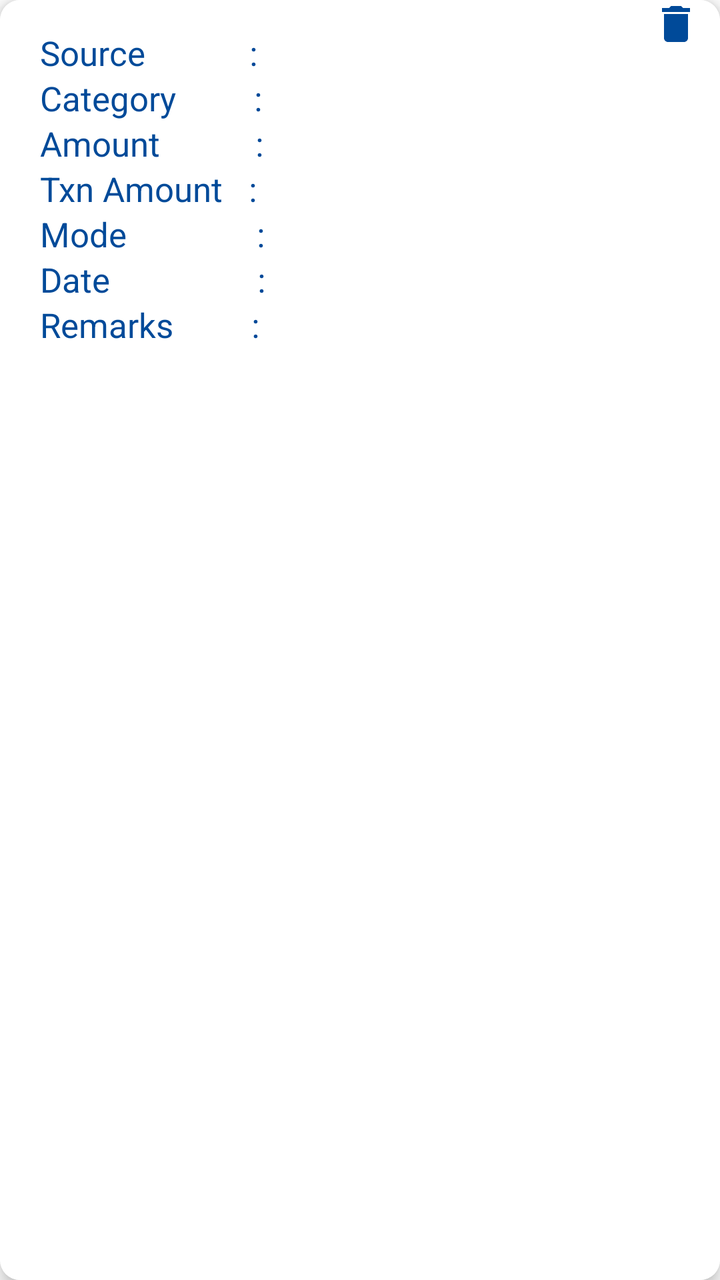
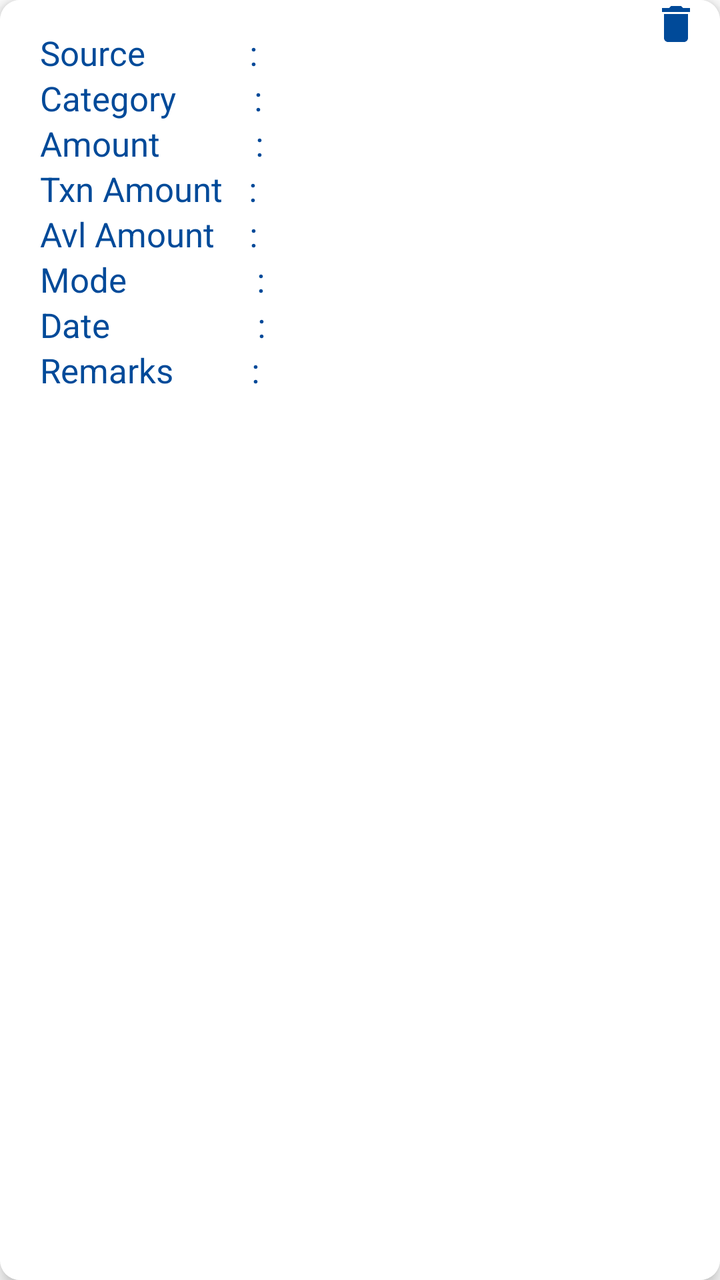

Compare the two renders of this Android layout. The source of the first and the diff that turns it into the second are given below.
<!-- AndroidManifest.xml: application theme AppTheme -->
<!-- res/layout/view_all_balance_details.xml -->
<?xml version="1.0" encoding="utf-8"?>
<androidx.cardview.widget.CardView xmlns:android="http://schemas.android.com/apk/res/android"
    xmlns:app="http://schemas.android.com/apk/res-auto"
    xmlns:tools="http://schemas.android.com/tools"
    android:id="@+id/cardView1"
    android:layout_width="match_parent"
    android:layout_height="wrap_content"
    android:layout_margin="10dp"
    app:cardBackgroundColor="@color/white"
    app:cardCornerRadius="10dp"
    app:cardElevation="5dp">

    <androidx.constraintlayout.widget.ConstraintLayout
        android:layout_width="match_parent"
        android:layout_height="match_parent"
        android:background="@color/white">

        <LinearLayout
            android:layout_width="match_parent"
            android:layout_height="match_parent"
            android:layout_marginStart="10dp"
            android:layout_marginTop="10dp"
            android:layout_marginEnd="40dp"
            android:layout_marginBottom="10dp"
            android:baselineAligned="false"
            android:orientation="vertical"
            app:layout_constraintBottom_toBottomOf="parent"
            app:layout_constraintEnd_toStartOf="@+id/allBalViewAdapterLayout"
            app:layout_constraintStart_toStartOf="parent"
            app:layout_constraintTop_toTopOf="parent">

            <LinearLayout
                android:layout_width="wrap_content"
                android:layout_height="wrap_content"
                android:layout_gravity="center_vertical"
                android:orientation="horizontal">

                <TextView
                    android:layout_width="wrap_content"
                    android:layout_height="wrap_content"
                    android:layout_marginStart="10dp"
                    android:layout_marginTop="5dp"
                    android:text="Source            :"
                    android:textColor="@color/background"
                    android:textSize="17sp"
                    tools:ignore="HardcodedText" />

                <TextView
                    android:id="@+id/allallBalViewSource"
                    android:layout_width="wrap_content"
                    android:layout_height="wrap_content"
                    android:layout_marginStart="10dp"
                    android:layout_marginTop="5dp"
                    android:textColor="@color/background"
                    android:textSize="17sp"
                    android:textStyle="italic|bold" />
            </LinearLayout>
            
            <LinearLayout
                android:layout_width="wrap_content"
                android:layout_height="wrap_content"
                android:layout_gravity="center_vertical"
                android:orientation="horizontal">

                <TextView
                    android:layout_width="wrap_content"
                    android:layout_height="wrap_content"
                    android:layout_marginStart="10dp"
                    android:text="Category         :"
                    android:textColor="@color/background"
                    android:textSize="17sp"
                    tools:ignore="HardcodedText" />

                <TextView
                    android:id="@+id/allBalViewCategory"
                    android:layout_width="wrap_content"
                    android:layout_height="wrap_content"
                    android:layout_marginStart="10dp"
                    android:textColor="@color/background"
                    android:textSize="17sp"
                    android:textStyle="italic|bold" />
            </LinearLayout>

            <LinearLayout
                android:layout_width="wrap_content"
                android:layout_height="wrap_content"
                android:layout_gravity="center_vertical"
                android:orientation="horizontal">

                <TextView
                    android:layout_width="wrap_content"
                    android:layout_height="wrap_content"
                    android:layout_marginStart="10dp"
                    android:text="Amount           :"
                    android:textColor="@color/background"
                    android:textSize="17sp"
                    tools:ignore="HardcodedText" />

                <TextView
                    android:id="@+id/allBalViewAmount"
                    android:layout_width="wrap_content"
                    android:layout_height="wrap_content"
                    android:layout_marginStart="10dp"
                    android:textColor="@color/background"
                    android:textSize="17sp"
                    android:textStyle="italic|bold" />
            </LinearLayout>

            <LinearLayout
                android:layout_width="wrap_content"
                android:layout_height="wrap_content"
                android:layout_gravity="center_vertical"
                android:orientation="horizontal">

                <TextView
                    android:layout_width="wrap_content"
                    android:layout_height="wrap_content"
                    android:layout_marginStart="10dp"
                    android:text="Txn Amount   :"
                    android:textColor="@color/background"
                    android:textSize="17sp"
                    tools:ignore="HardcodedText" />

                <TextView
                    android:id="@+id/allBalViewTransAmount"
                    android:layout_width="wrap_content"
                    android:layout_height="wrap_content"
                    android:layout_marginStart="10dp"
                    android:textColor="@color/background"
                    android:textSize="17sp"
                    android:textStyle="italic|bold" />
            </LinearLayout>

            <LinearLayout
                android:layout_width="wrap_content"
                android:layout_height="wrap_content"
                android:layout_gravity="center_vertical"
                android:orientation="horizontal">

                <TextView
                    android:layout_width="wrap_content"
                    android:layout_height="wrap_content"
                    android:layout_marginStart="10dp"
                    android:text="Mode               :"
                    android:textColor="@color/background"
                    android:textSize="17sp"
                    tools:ignore="HardcodedText" />

                <TextView
                    android:id="@+id/allBalViewMode"
                    android:layout_width="wrap_content"
                    android:layout_height="wrap_content"
                    android:layout_marginStart="10dp"
                    android:textColor="@color/background"
                    android:textSize="17sp"
                    android:textStyle="italic|bold" />
            </LinearLayout>

            <LinearLayout
                android:layout_width="wrap_content"
                android:layout_height="wrap_content"
                android:layout_gravity="center_vertical"
                android:orientation="horizontal">

                <TextView
                    android:layout_width="wrap_content"
                    android:layout_height="wrap_content"
                    android:layout_marginStart="10dp"
                    android:text="Date                 :"
                    android:textColor="@color/background"
                    android:textSize="17sp"
                    tools:ignore="HardcodedText" />

                <TextView
                    android:id="@+id/allBalViewDate"
                    android:layout_width="wrap_content"
                    android:layout_height="wrap_content"
                    android:layout_marginStart="10dp"
                    android:textColor="@color/background"
                    android:textSize="17sp"
                    android:textStyle="italic|bold" />
            </LinearLayout>

            <LinearLayout
                android:layout_width="wrap_content"
                android:layout_height="wrap_content"
                android:layout_gravity="center_vertical"
                android:orientation="horizontal">

                <TextView
                    android:layout_width="wrap_content"
                    android:layout_height="wrap_content"
                    android:layout_marginStart="10dp"
                    android:layout_marginBottom="5dp"
                    android:text="Remarks         :"
                    android:textColor="@color/background"
                    android:textSize="17sp"
                    tools:ignore="HardcodedText" />

                <TextView
                    android:id="@+id/allBalViewRemarks"
                    android:layout_width="wrap_content"
                    android:layout_height="wrap_content"
                    android:layout_marginStart="10dp"
                    android:layout_marginBottom="5dp"
                    android:textColor="@color/background"
                    android:textSize="17sp"
                    android:textStyle="italic|bold" />
            </LinearLayout>

        </LinearLayout>

        <androidx.constraintlayout.widget.ConstraintLayout
            android:id="@+id/allBalViewAdapterLayout"
            android:layout_width="wrap_content"
            android:layout_height="match_parent"
            android:layout_marginEnd="10dp"
            app:layout_constraintBottom_toBottomOf="parent"
            app:layout_constraintEnd_toEndOf="parent"
            app:layout_constraintTop_toTopOf="parent">

            <ImageView
                android:id="@+id/allBalViewDeleteBtn"
                android:layout_width="wrap_content"
                android:layout_height="wrap_content"
                android:contentDescription="@string/lent_details_delete_btn"
                android:src="@drawable/ic_delete"
                app:layout_constraintEnd_toEndOf="parent"
                app:layout_constraintStart_toStartOf="parent"
                app:layout_constraintTop_toTopOf="parent" />

        </androidx.constraintlayout.widget.ConstraintLayout>

    </androidx.constraintlayout.widget.ConstraintLayout>

</androidx.cardview.widget.CardView>
<!-- resources referenced by this layout -->
<resources>
  <color name="background">#004A99</color>
  <color name="white">#FFFFFFFF</color>
  <!-- drawable ic_delete (drawable) -->
  <vector xmlns:android="http://schemas.android.com/apk/res/android"
      android:width="24dp"
      android:height="24dp"
      android:tint="@color/background"
      android:viewportWidth="24"
      android:viewportHeight="24">
      <path
          android:fillColor="@android:color/white"
          android:pathData="M6,19c0,1.1 0.9,2 2,2h8c1.1,0 2,-0.9 2,-2V7H6v12zM19,4h-3.5l-1,-1h-5l-1,1H5v2h14V4z" />
  </vector>
  <string name="lent_details_delete_btn">LentDetailsDeleteBtn</string>
  <style name="AppTheme" parent="Theme.MaterialComponents.Light.DarkActionBar">
          
          
          
          <item name="colorPrimary">@color/background</item>
          <item name="colorPrimaryDark">@color/background</item>
          <item name="colorAccent">@color/background</item>
          
          <item name="colorSurface">@color/background</item>
          
          <item name="android:itemTextAppearance">@style/OptionsMenuStyle</item>
      </style>
  <style name="OptionsMenuStyle" parent="@style/TextAppearance.AppCompat.Widget.ActionBar.Title">
          <item name="android:textColor">@color/background</item>
          <item name="android:textStyle">italic|bold</item>
          <item name="android:textSize">15sp</item>
      </style>
</resources>

<!-- the commit's change to res/layout/view_all_balance_details.xml (unified diff, before → after) -->
@@ -141,6 +141,31 @@
                     android:layout_width="wrap_content"
                     android:layout_height="wrap_content"
                     android:layout_marginStart="10dp"
+                    android:text="Avl Amount    :"
+                    android:textColor="@color/background"
+                    android:textSize="17sp"
+                    tools:ignore="HardcodedText" />
+
+                <TextView
+                    android:id="@+id/allBalViewAvlAmount"
+                    android:layout_width="wrap_content"
+                    android:layout_height="wrap_content"
+                    android:layout_marginStart="10dp"
+                    android:textColor="@color/background"
+                    android:textSize="17sp"
+                    android:textStyle="italic|bold" />
+            </LinearLayout>
+
+            <LinearLayout
+                android:layout_width="wrap_content"
+                android:layout_height="wrap_content"
+                android:layout_gravity="center_vertical"
+                android:orientation="horizontal">
+
+                <TextView
+                    android:layout_width="wrap_content"
+                    android:layout_height="wrap_content"
+                    android:layout_marginStart="10dp"
                     android:text="Mode               :"
                     android:textColor="@color/background"
                     android:textSize="17sp"
